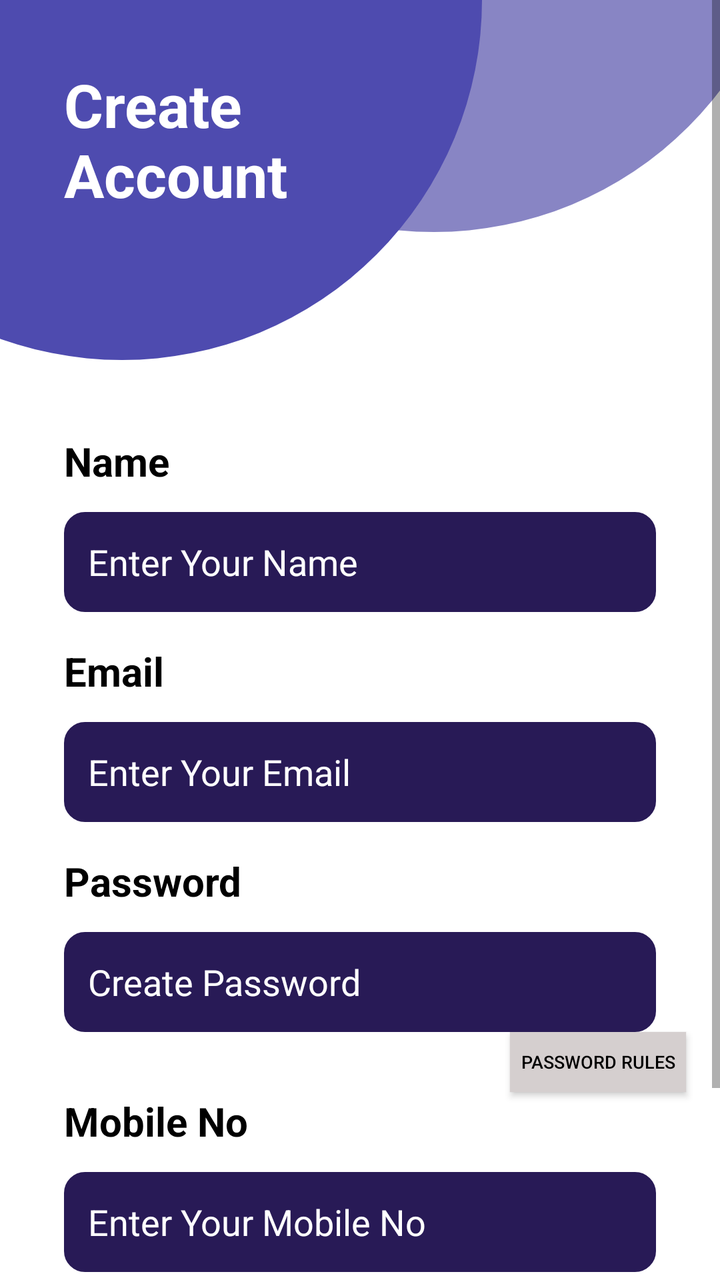
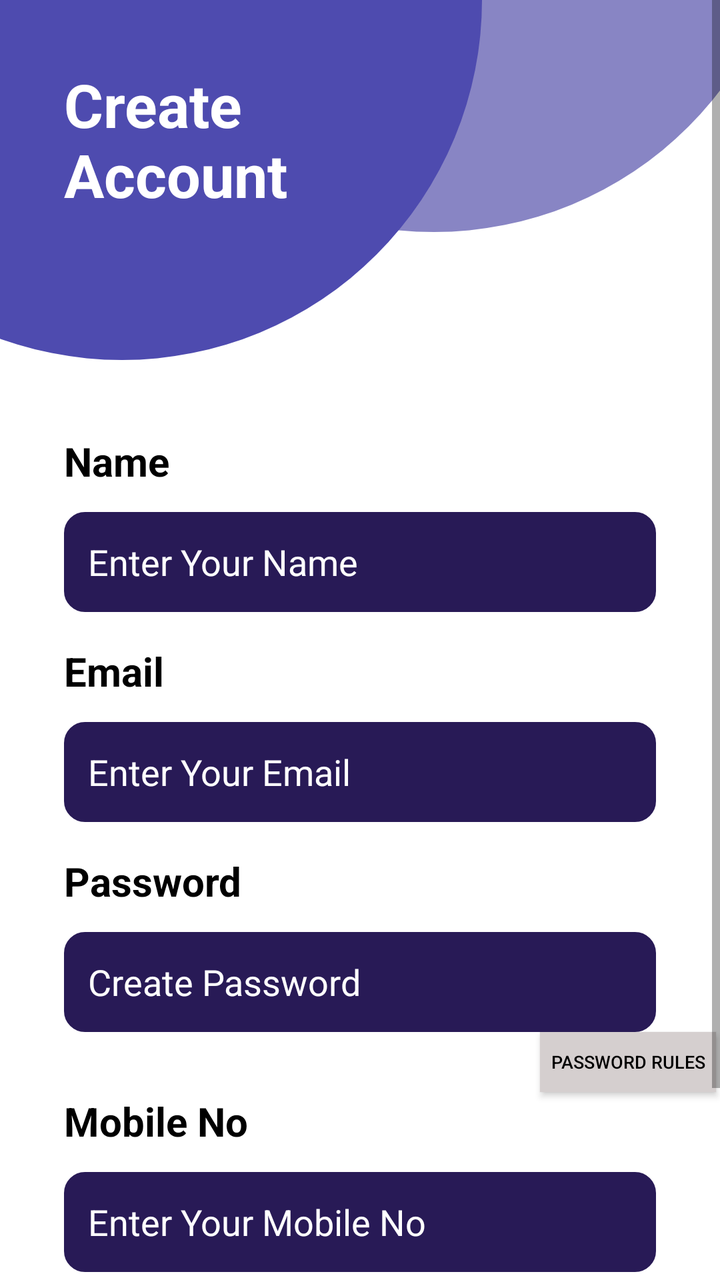

Compare the two renders of this Android layout. The source of the first and the diff that turns it into the second are given below.
<!-- AndroidManifest.xml: application theme Theme.FinanceFit -->
<!-- res/layout/activity_signup.xml -->
<?xml version="1.0" encoding="utf-8"?>
<ScrollView xmlns:android="http://schemas.android.com/apk/res/android"
    xmlns:app="http://schemas.android.com/apk/res-auto"
    xmlns:tools="http://schemas.android.com/tools"
    android:layout_width="match_parent"
    android:layout_height="match_parent"
    android:fillViewport="true"
    android:background="#fff">
    <androidx.constraintlayout.widget.ConstraintLayout
        android:layout_width="match_parent"
        android:layout_height="match_parent"
        android:background="#fff"
        tools:context=".Signup">

        <ImageView
            android:id="@+id/imageView"
            android:layout_width="wrap_content"
            android:layout_height="wrap_content"
            android:scaleType="centerCrop"
            app:layout_constraintEnd_toEndOf="parent"
            app:layout_constraintStart_toStartOf="parent"
            app:layout_constraintTop_toTopOf="parent"
            app:srcCompat="@drawable/top_background" />

        <TextView
            android:id="@+id/textView"
            android:layout_width="wrap_content"
            android:layout_height="wrap_content"
            android:layout_marginStart="32sp"
            android:layout_marginTop="32sp"
            android:text="Create \nAccount"
            android:textColor="#ffffff"
            android:textSize="30sp"
            android:textStyle="bold"
            app:layout_constraintStart_toStartOf="parent"
            app:layout_constraintTop_toTopOf="parent" />

        <LinearLayout
            android:layout_width="match_parent"
            android:layout_height="wrap_content"
            android:orientation="vertical"
            app:layout_constraintBottom_toBottomOf="parent"
            app:layout_constraintEnd_toEndOf="parent"
            app:layout_constraintStart_toStartOf="parent"
            app:layout_constraintTop_toBottomOf="@+id/imageView">

            <TextView
                android:id="@+id/textView10"
                android:layout_width="match_parent"
                android:layout_height="wrap_content"
                android:layout_marginStart="32sp"
                android:text="Name"
                android:textColor="#000000"
                android:textSize="20sp"
                android:textStyle="bold" />

            <EditText
                android:id="@+id/editTextTextPersonName3"
                android:layout_width="match_parent"
                android:layout_height="50sp"
                android:layout_marginStart="32sp"
                android:layout_marginTop="12sp"
                android:layout_marginEnd="32sp"
                android:background="@drawable/edittext_background"
                android:ems="10"
                android:hint="Enter Your Name"
                android:inputType="textPersonName"
                android:padding="12sp"
                android:textColor="#ffffff"
                android:textColorHint="#ffffff"
                android:textSize="18sp" />

            <TextView
                android:id="@+id/textView2"
                android:layout_width="match_parent"
                android:layout_height="wrap_content"
                android:layout_marginStart="32sp"
                android:layout_marginTop="16sp"
                android:text="Email"
                android:textColor="#000000"
                android:textSize="20sp"
                android:textStyle="bold" />

            <EditText
                android:id="@+id/editTextTextPersonName"
                android:layout_width="match_parent"
                android:layout_height="50sp"
                android:layout_marginStart="32sp"
                android:layout_marginTop="12sp"
                android:layout_marginEnd="32sp"
                android:background="@drawable/edittext_background"
                android:ems="10"
                android:hint="Enter Your Email"
                android:inputType="textPersonName"
                android:padding="12sp"
                android:textColor="#ffffff"
                android:textColorHint="#ffffff"
                android:textSize="18sp" />

            <TextView
                android:id="@+id/textView6"
                android:layout_width="match_parent"
                android:layout_height="wrap_content"
                android:layout_marginStart="32sp"
                android:layout_marginTop="16sp"
                android:text="Password"
                android:textColor="#000000"
                android:textSize="20sp"
                android:textStyle="bold" />

            <EditText
                android:id="@+id/editTextTextPersonName2"
                android:layout_width="match_parent"
                android:layout_height="50sp"
                android:layout_marginStart="32sp"
                android:layout_marginTop="12sp"
                android:layout_marginEnd="32sp"
                android:background="@drawable/edittext_background"
                android:ems="10"
                android:hint="Create Password "
                android:inputType="textPassword"
                android:padding="12sp"
                android:textColor="#ffffff"
                android:textColorHint="#ffffff"
                android:textSize="18sp" />
            <androidx.appcompat.widget.AppCompatButton
                android:layout_width="wrap_content"
                android:layout_height="30sp"
                android:background="#D5CFCF"
                android:text="Password Rules"
                android:textColor="#000"
                android:textSize="9sp"
                android:id="@+id/btnRules"
                android:layout_marginLeft="255sp"/>

            <TextView
                android:id="@+id/textView11"
                android:layout_width="match_parent"
                android:layout_height="wrap_content"
                android:layout_marginStart="32sp"
                android:layout_marginTop="1sp"
                android:text="Mobile No"
                android:textColor="#000000"
                android:textSize="20sp"
                android:textStyle="bold" />

            <EditText
                android:id="@+id/editTextTextPersonName4"
                android:layout_width="match_parent"
                android:layout_height="50sp"
                android:layout_marginStart="32sp"
                android:layout_marginTop="12sp"
                android:layout_marginEnd="32sp"
                android:background="@drawable/edittext_background"
                android:ems="10"
                android:hint="Enter Your Mobile No"
                android:inputType="textPassword"
                android:padding="12sp"
                android:textColor="#ffffff"
                android:textColorHint="#ffffff"
                android:textSize="18sp" />

            <Button
                android:id="@+id/button"
                style="@android:style/Widget.Button"
                android:layout_width="match_parent"
                android:layout_height="53sp"
                android:layout_marginStart="32sp"
                android:layout_marginTop="32sp"
                android:layout_marginEnd="32sp"
                android:layout_marginBottom="32sp"
                android:backgroundTint="@drawable/button_background"
                android:text="SignUp"
                android:textColor="#ffffff"
                android:textSize="25sp"
                android:textStyle="bold" />
        </LinearLayout>

    </androidx.constraintlayout.widget.ConstraintLayout>

</ScrollView>
<!-- resources referenced by this layout -->
<resources>
  <!-- drawable button_background (drawable) -->
  <?xml version="1.0" encoding="utf-8"?>
  
  <selector xmlns:android="http://schemas.android.com/apk/res/android">
  <item>
      <shape android:shape="rectangle">
          <gradient android:startColor="#B74CFC" android:endColor="#6E56E2" android:angle="0"/>
          <corners android:radius="10sp"/>
      </shape>
  </item>
  </selector>
  <!-- drawable edittext_background (drawable) -->
  <?xml version="1.0" encoding="utf-8"?>
  
  <selector xmlns:android="http://schemas.android.com/apk/res/android">
  <item>
      <shape android:shape="rectangle">
          <corners android:radius="10sp"/>
          <solid android:color="#281A56" />
          <stroke android:color="#281A56" android:width="1sp"/>
      </shape>
  </item>
  </selector>
  <!-- drawable top_background: png bitmap (drawable-hdpi, 11505 bytes) -->
  <style name="Theme.FinanceFit" parent="Theme.MaterialComponents.DayNight.NoActionBar">
          
          <item name="colorPrimary">@color/purple_500</item>
          <item name="colorPrimaryVariant">@color/purple_700</item>
          <item name="colorOnPrimary">@color/white</item>
          
          <item name="colorSecondary">@color/teal_200</item>
          <item name="colorSecondaryVariant">@color/teal_700</item>
          <item name="colorOnSecondary">@color/black</item>
          
          <item name="android:statusBarColor">#130041</item>
  
          
      </style>
  <color name="purple_500">#FF6200EE</color>
  <color name="purple_700">#FF3700B3</color>
  <color name="white">#FFFFFFFF</color>
  <color name="teal_200">#FF03DAC5</color>
  <color name="teal_700">#FF018786</color>
  <color name="black">#FF000000</color>
</resources>

<!-- the commit's change to res/layout/activity_signup.xml (unified diff, before → after) -->
@@ -123,15 +123,16 @@
                 android:textColor="#ffffff"
                 android:textColorHint="#ffffff"
                 android:textSize="18sp" />
+
             <androidx.appcompat.widget.AppCompatButton
+                android:id="@+id/btnRules"
                 android:layout_width="wrap_content"
                 android:layout_height="30sp"
+                android:layout_marginLeft="270sp"
                 android:background="#D5CFCF"
                 android:text="Password Rules"
                 android:textColor="#000"
-                android:textSize="9sp"
-                android:id="@+id/btnRules"
-                android:layout_marginLeft="255sp"/>
+                android:textSize="9sp" />
 
             <TextView
                 android:id="@+id/textView11"
@@ -154,7 +155,7 @@
                 android:background="@drawable/edittext_background"
                 android:ems="10"
                 android:hint="Enter Your Mobile No"
-                android:inputType="textPassword"
+                android:inputType="number"
                 android:padding="12sp"
                 android:textColor="#ffffff"
                 android:textColorHint="#ffffff"
